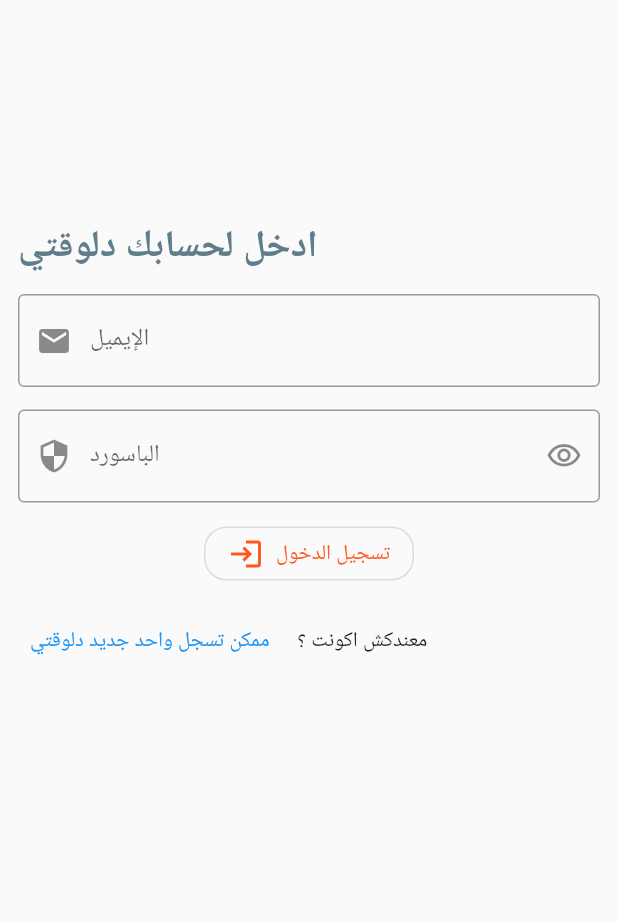
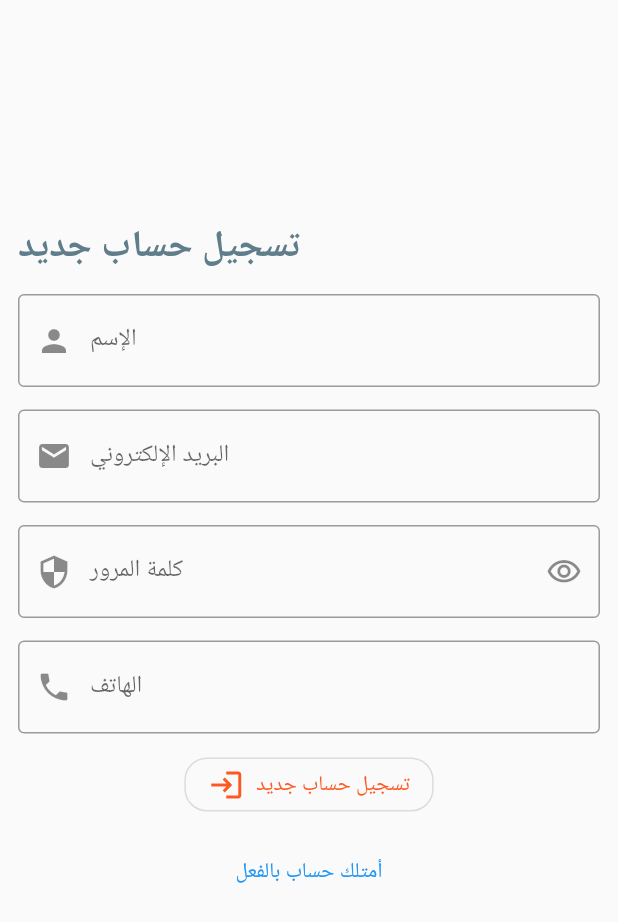
Before and after one commit to MohamedGobara/shop_app, a Flutter app: the login screen opened directly, after a tap on "ممكن تسجل واحد جديد دلوقتي", on a phone screen of 412 x 824 dp. Shown: the top 922 px of the screen. Run offline on Flutter 3.47's test engine with Material 2 defaults, Android fonts, the phone set to English and light mode, and no system bars; our stand-ins replace bloc, carousel_slider, conditional_builder, dio, dots_indicator, flutter_bloc and 2 more; accounts and stored records are empty.

Commit message:
added signup screen

```diff
--- /dev/null
+++ b/lib/const/methods.dart
@@ -0,0 +1,23 @@
+
+
+
+
+import 'package:flutter/material.dart';
+
+void navpush (Widget mywidget , context) {
+  Navigator.push(context, MaterialPageRoute(builder: (context) => mywidget));
+}
+
+void navpushreplas (Widget mywidget , context){
+
+  Navigator.pushReplacement(context, MaterialPageRoute(builder: (context)=> mywidget)) ;
+
+
+}
+
+void pop (Widget mywidget , context){
+
+  Navigator.pop(context, MaterialPageRoute(builder: (context)=> mywidget)) ;
+
+
+}
--- a/lib/cubit_login/login_states.dart
+++ b/lib/cubit_login/login_states.dart
@@ -1,15 +1,21 @@
 import 'package:shop_app/API/shop_login_model.dart';
 
-abstract class login_states{}
-
+abstract class login_states {}
 
 class initializedstates extends login_states {}
+
 class withinggetpost extends login_states {}
+
 class successgetpost extends login_states {
-
-  final shopLoginModel loginModel ;
+  final shopLoginModel loginModel;
 
   successgetpost(this.loginModel);
+}
 
-}
 class errorgetpost extends login_states {}
+
+class withingsignup extends login_states {}
+
+class successsignup extends login_states {}
+
+class errorsignup extends login_states {}
--- a/lib/screens/login.dart
+++ b/lib/screens/login.dart
@@ -2,10 +2,12 @@ import 'package:flutter/material.dart';
 import 'package:flutter_bloc/flutter_bloc.dart';
 import 'package:fluttertoast/fluttertoast.dart';
 import 'package:provider/provider.dart';
+import 'package:shop_app/const/methods.dart';
 import 'package:shop_app/const/myconst.dart';
 import 'package:shop_app/cubit_login/login_cubit.dart';
 import 'package:shop_app/cubit_login/login_states.dart';
 import 'package:shop_app/screens/layout.dart';
+import 'package:shop_app/screens/signup.dart';
 import 'package:shop_app/shared/shared_pre.dart';
 
 class login extends StatefulWidget {
@@ -159,10 +161,14 @@ class _State extends State<login> {
                   ),
                   Center(
                     child: Row(
+                      mainAxisAlignment: MainAxisAlignment.center,
+
                       children: [
                         TextButton(
-                            onPressed: () {},
-                            child: Text("ممكن تسجل واحد جديد دلوقتي   ")),
+                            onPressed: () {
+                              navpushreplas(signup(), context);
+                            },
+                            child: Text("ممكن تسجل واحد جديد دلوقتي")),
                         Text("معندكش اكونت ؟"),
                       ],
                     ),
--- /dev/null
+++ b/lib/screens/signup.dart
@@ -0,0 +1,197 @@
+import 'package:flutter/material.dart';
+import 'package:flutter_bloc/flutter_bloc.dart';
+import 'package:shop_app/const/methods.dart';
+import 'package:shop_app/cubit_login/login_cubit.dart';
+import 'package:shop_app/cubit_login/login_states.dart';
+import 'package:shop_app/screens/login.dart';
+
+
+class signup extends StatefulWidget {
+  @override
+  _State createState() => _State();
+}
+
+class _State extends State<signup> {
+  var emailcontroller = TextEditingController();
+
+  var passwordcontroller = TextEditingController();
+  var phonecontroller = TextEditingController();
+
+  var usernamecontroller = TextEditingController();
+  var myformkey = GlobalKey<FormState>();
+  bool isvisible = true;
+
+  @override
+  Widget build(BuildContext context) {
+    return BlocProvider(
+      create: (context) => login_cubit(),
+      child: BlocConsumer<login_cubit, login_states>(
+        listener: (context, states) {},
+        builder: (context, states) {
+          return Scaffold(
+              body: Padding(
+                padding: const EdgeInsets.all(12),
+                child: Form(
+                  key: myformkey,
+                  child: SingleChildScrollView(
+                    child: Column(
+                      crossAxisAlignment: CrossAxisAlignment.start,
+                      children: [
+                        SizedBox(
+                          height: 110,
+                        ),
+                        SizedBox(
+                          height: 25,
+                        ),
+                        Text(
+                          "تسجيل حساب جديد",
+                          style: TextStyle(
+                              fontSize: 25,
+                              fontWeight: FontWeight.bold,
+                              color: Colors.blueGrey),
+                        ),
+                        SizedBox(
+                          height: 15,
+                        )
+                        ,
+                        TextFormField(
+                          controller: usernamecontroller,
+                          validator: (value) {
+                            if (value.isEmpty) {
+                              return "user must not be empty";
+                            }
+                            return null;
+                          },
+                          keyboardType: TextInputType.emailAddress,
+                          decoration: InputDecoration(
+                            prefixIcon: Icon(Icons.person),
+                            hintText: "ادخل اسمك",
+                            labelText: "الإسم",
+                            border: OutlineInputBorder(),
+
+
+                          ),
+                        ),
+                        SizedBox(
+                          height: 15,
+                        ),
+                        TextFormField(
+                          controller: emailcontroller,
+                          validator: (value) {
+                            if (value.isEmpty) {
+                              return "Email must not be empty";
+                            }
+                            return null;
+                          },
+                          keyboardType: TextInputType.emailAddress,
+                          decoration: InputDecoration(
+                            prefixIcon: Icon(Icons.email),
+                            hintText: "أدخل االبريد الإلكتروني الخاص بك",
+                            labelText: "البريد الإلكتروني",
+                            border: OutlineInputBorder(),
+                          ),
+                        ),
+                        SizedBox(
+                          height: 15,
+                        ),
+                        TextFormField(
+                          controller: passwordcontroller,
+                          validator: (value) {
+                            if (value.isEmpty) {
+                              return "Password must not be empty";
+                            }
+                            return null;
+                          },
+                          keyboardType: TextInputType.emailAddress,
+                          decoration: InputDecoration(
+                              prefixIcon: Icon(Icons.security),
+                              hintText: "أدخل كلة المرور",
+                              labelText: "كلمة المرور",
+                              border: OutlineInputBorder(),
+                              suffixIcon: IconButton(
+                                icon: isvisible
+                                    ? Icon(
+                                  Icons.visibility_outlined,
+                                  color: Colors.black45,
+                                )
+                                    : Icon(
+                                  Icons.visibility_off_outlined,
+                                  color: Colors.deepOrangeAccent,
+                                ),
+                                onPressed: () {
+                                  setState(() {
+                                    isvisible = !isvisible;
+                                  });
+                                },
+                              )),
+                          obscureText: isvisible,
+                        ),
+                        SizedBox(
+                          height: 15,
+                        ),
+
+                        TextFormField(
+                          controller: phonecontroller,
+                          validator: (value) {
+                            if (value.isEmpty) {
+                              return "phone must not be empty";
+                            }
+                            return null;
+                          },
+                          keyboardType: TextInputType.phone,
+                          decoration: InputDecoration(
+                            prefixIcon: Icon(Icons.phone),
+                            hintText: "أدخل رقم الهاتف الخاص بك",
+                            labelText: "الهاتف",
+                            border: OutlineInputBorder(),
+                          ),
+                        ),
+                        SizedBox(
+                          height: 10,
+                        ),
+                        Container(
+                          alignment: Alignment.center,
+                          child: OutlinedButton.icon(
+                              onPressed: () async {
+                                if (myformkey.currentState.validate()) {
+                                  login_cubit.get(context).signup(
+                                      email: emailcontroller.text,
+                                      password: passwordcontroller.text ,
+                                      phone:  phonecontroller.text,
+                                      username:  usernamecontroller.text,
+
+                                  );
+                                }
+                              },
+                              icon: Icon(Icons.login_outlined),
+                              label: Text("تسجيل حساب جديد"),
+                              style: OutlinedButton.styleFrom(
+                                  primary: Colors.deepOrange,
+                                  shape: RoundedRectangleBorder(
+                                      borderRadius: BorderRadius.circular(15)))),
+                        ),
+                        SizedBox(
+                          height: 10,
+                        ),
+                        Center(
+                          child: Row(
+                            mainAxisAlignment: MainAxisAlignment.center,
+                            children: [
+                              TextButton(
+                                  onPressed: () {
+                                    navpushreplas(login(), context);
+                                  },
+                                  child: Text("أمتلك حساب بالفعل")),
+                            ],
+                          ),
+                        ),
+                      ],
+                    ),
+                  ),
+                ),
+              ));
+        },
+      ),
+    );
+  }
+}
```
Also changed, not shown: lib/cubit_login/login_cubit.dart (+81 -34 lines), lib/generated/assets.dart.
